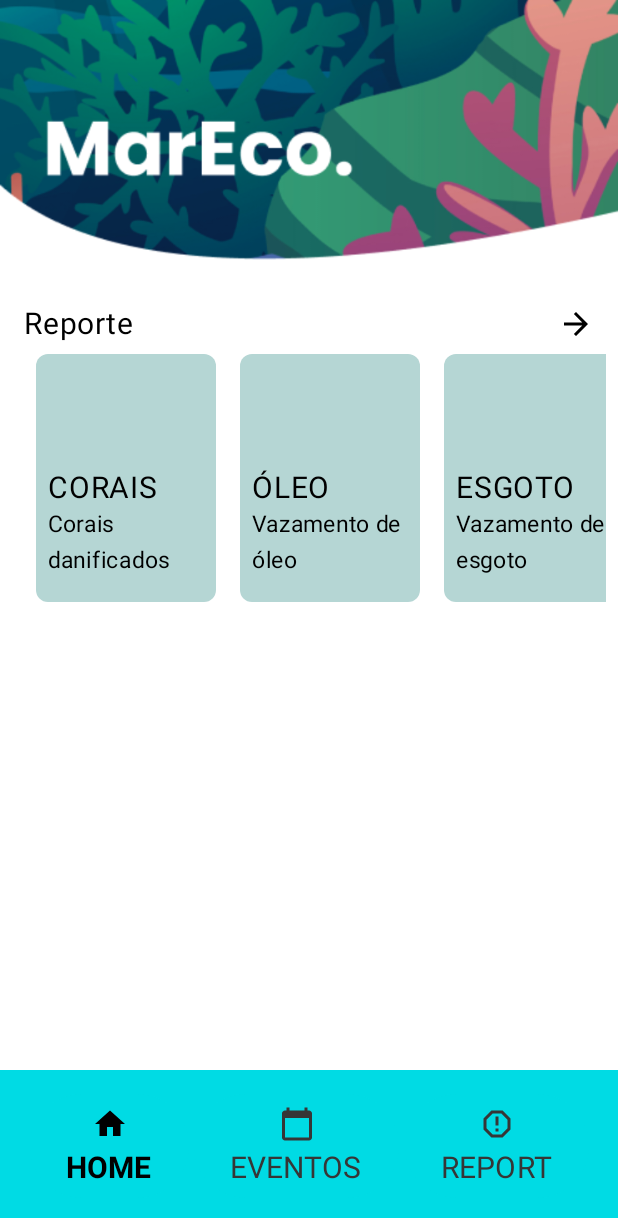
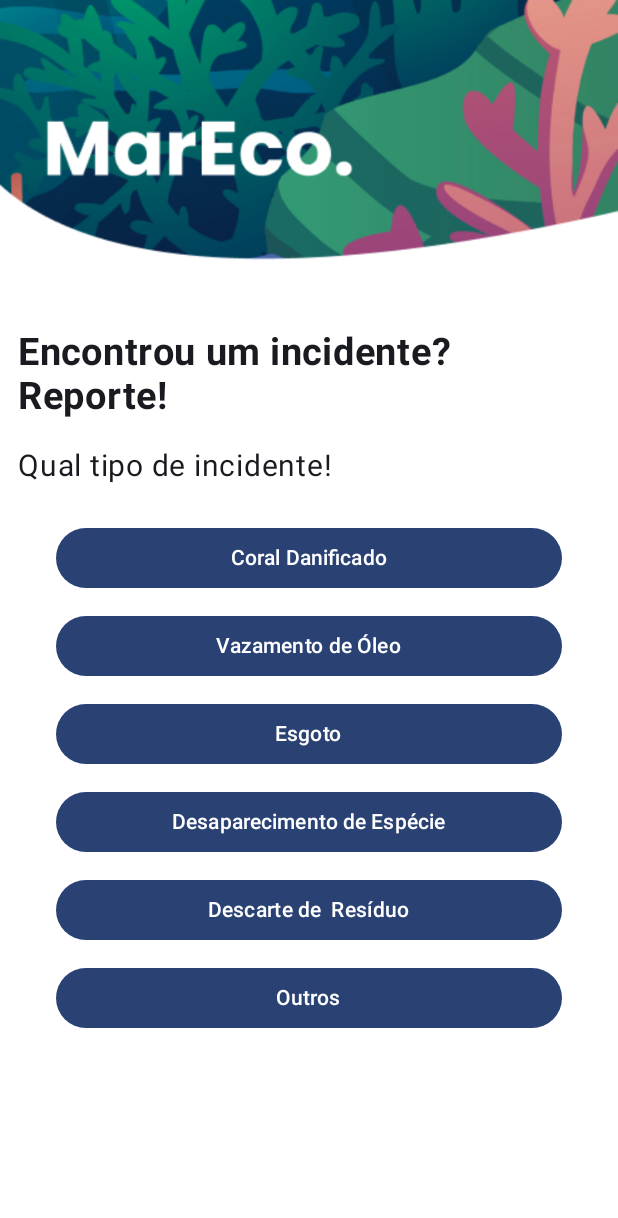
Before and after one commit to schin0/MarEco, an Android app built with Jetpack Compose: the HomeScreen screen opened through its navigation route, after a tap on "REPORT", on a phone screen of 412 x 824 dp. Shown: the top 1218 px of the screen. Run offline under Robolectric (Android 15) with nearby library versions, the phone set to English and light mode, and no system bars.

Commit message:
Adicionar alterações para telas de reporte

```diff
--- a/frontend/app/build.gradle.kts
+++ b/frontend/app/build.gradle.kts
@@ -78,6 +78,8 @@ dependencies {
     implementation(libs.retrofit)
     implementation(libs.converter.gson)
     implementation(libs.gson)
+
+    implementation(libs.logging.interceptor)
 }
 
 secrets {
--- a/frontend/app/src/main/AndroidManifest.xml
+++ b/frontend/app/src/main/AndroidManifest.xml
@@ -3,6 +3,7 @@
     xmlns:tools="http://schemas.android.com/tools">
 
     <application
+        android:usesCleartextTraffic="true"
         android:allowBackup="true"
         android:dataExtractionRules="@xml/data_extraction_rules"
         android:fullBackupContent="@xml/backup_rules"
@@ -34,6 +35,8 @@
             android:value="@integer/google_play_services_version" />
     </application>
 
+    <uses-permission android:name="android.permission.INTERNET"/>
+    <uses-permission android:name="android.permission.ACCESS_NETWORK_STATE"/>
     <uses-permission android:name="android.permission.ACCESS_FINE_LOCATION"/>
 
 </manifest>
--- a/frontend/app/src/main/java/br/com/fiap/mareco/MainActivity.kt
+++ b/frontend/app/src/main/java/br/com/fiap/mareco/MainActivity.kt
@@ -11,13 +11,13 @@ import androidx.compose.ui.res.colorResource
 import androidx.navigation.compose.NavHost
 import androidx.navigation.compose.composable
 import androidx.navigation.compose.rememberNavController
+import br.com.fiap.mareco.screens.CoralReporteScreen
 import br.com.fiap.mareco.screens.DetalhesEventoScreen
 import br.com.fiap.mareco.screens.EventosScreen
 import br.com.fiap.mareco.screens.HomeScreen
 import br.com.fiap.mareco.screens.LoginScreen
 import br.com.fiap.mareco.screens.RegistroScreen
-import br.com.fiap.mareco.screens.registros.EmpresaScreen
-import br.com.fiap.mareco.screens.registros.OrganizadorScreen
+import br.com.fiap.mareco.screens.ReporteInicialScreen
 import br.com.fiap.mareco.screens.registros.VoluntarioScreen
 import br.com.fiap.mareco.ui.theme.MarEcoTheme
 
@@ -51,12 +51,12 @@ class MainActivity : ComponentActivity() {
                             VoluntarioScreen(navController)
                         }
 
-                        composable("registro/organizador") {
-                            OrganizadorScreen()
+                        composable("report") {
+                            ReporteInicialScreen(navController)
                         }
 
-                        composable("registro/empresa") {
-                            EmpresaScreen()
+                        composable("report/coral") {
+                            CoralReporteScreen(navController)
                         }
 
                         composable("home") {
--- /dev/null
+++ b/frontend/app/src/main/java/br/com/fiap/mareco/screens/ReporteInicialScreen.kt
@@ -0,0 +1,173 @@
+package br.com.fiap.mareco.screens
+
+import androidx.compose.foundation.Image
+import androidx.compose.foundation.background
+import androidx.compose.foundation.layout.Arrangement
+import androidx.compose.foundation.layout.Column
+import androidx.compose.foundation.layout.Row
+import androidx.compose.foundation.layout.fillMaxSize
+import androidx.compose.foundation.layout.fillMaxWidth
+import androidx.compose.foundation.layout.padding
+import androidx.compose.material3.Button
+import androidx.compose.material3.ButtonDefaults
+import androidx.compose.material3.Text
+import androidx.compose.runtime.Composable
+import androidx.compose.ui.Alignment
+import androidx.compose.ui.Modifier
+import androidx.compose.ui.graphics.Color
+import androidx.compose.ui.layout.ContentScale
+import androidx.compose.ui.res.painterResource
+import androidx.compose.ui.text.font.FontWeight
+import androidx.compose.ui.text.style.TextAlign
+import androidx.compose.ui.unit.dp
+import androidx.compose.ui.unit.sp
+import androidx.navigation.NavController
+import br.com.fiap.mareco.R
+
+@Composable
+fun ReporteInicialScreen(navController: NavController) {
+    Column(
+        modifier = Modifier
+            .fillMaxSize()
+            .background(color = Color.White)
+    ) {
+        Row(
+            modifier = Modifier.fillMaxWidth(),
+            verticalAlignment = Alignment.CenterVertically,
+            horizontalArrangement = Arrangement.SpaceEvenly
+        ) {
+            Column(
+                modifier = Modifier.fillMaxWidth(),
+                verticalArrangement = Arrangement.Center
+            ) {
+                Image(
+                    painter = painterResource(R.drawable.fundohome),
+                    contentDescription = "Fundo",
+                    modifier = Modifier
+                        .fillMaxWidth(),
+                    contentScale = ContentScale.FillWidth
+                )
+            }
+        }
+
+        Column(
+            modifier = Modifier
+                .fillMaxWidth()
+                .padding(vertical = 16.dp)
+                .padding(horizontal = 12.dp),
+        ) {
+            Text(
+                modifier = Modifier
+                    .fillMaxWidth(),
+                text = "Encontrou um incidente?",
+                textAlign = TextAlign.Start,
+                fontSize = 25.sp,
+                fontWeight = FontWeight.Bold
+            )
+            Text(
+                modifier = Modifier.fillMaxWidth(),
+                text = "Reporte!",
+                textAlign = TextAlign.Start,
+                fontSize = 25.sp,
+                fontWeight = FontWeight.Bold
+            )
+            Text(
+                modifier = Modifier
+                    .fillMaxWidth()
+                    .padding(vertical = 20.dp),
+                text = "Qual tipo de incidente!",
+                textAlign = TextAlign.Start,
+                fontSize = 20.sp
+            )
+            Column {
+                Button(
+                    modifier = Modifier
+                        .fillMaxWidth()
+                        .padding(horizontal = 25.dp)
+                        .padding(vertical = 5.dp),
+                    onClick = {
+                        navController.navigate("report/coral")
+                    },
+                    colors = ButtonDefaults.buttonColors(
+                        contentColor = Color.White
+                    )
+                ) {
+                    Text(
+                        text = "Coral Danificado"
+                    )
+                }
+                Button(
+                    modifier = Modifier
+                        .fillMaxWidth()
+                        .padding(horizontal = 25.dp)
+                        .padding(vertical = 5.dp),
+                    onClick = {},
+                    colors = ButtonDefaults.buttonColors(
+                        contentColor = Color.White
+                    )
+                ) {
+                    Text(
+                        text = "Vazamento de Óleo"
+                    )
+                }
+                Button(
+                    modifier = Modifier
+                        .fillMaxWidth()
+                        .padding(horizontal = 25.dp)
+                        .padding(vertical = 5.dp),
+                    onClick = {},
+                    colors = ButtonDefaults.buttonColors(
+                        contentColor = Color.White
+                    )
+                ) {
+                    Text(
+                        text = "Esgoto"
+                    )
+                }
+                Button(
+                    modifier = Modifier
+                        .fillMaxWidth()
+                        .padding(horizontal = 25.dp)
+                        .padding(vertical = 5.dp),
+                    onClick = {},
+                    colors = ButtonDefaults.buttonColors(
+                        contentColor = Color.White
+                    )
+                ) {
+                    Text(
+                        text = "Desaparecimento de Espécie"
+                    )
+                }
+                Button(
+                    modifier = Modifier
+                        .fillMaxWidth()
+                        .padding(horizontal = 25.dp)
+                        .padding(vertical = 5.dp),
+                    onClick = {},
+                    colors = ButtonDefaults.buttonColors(
+                        contentColor = Color.White
+                    )
+                ) {
+                    Text(
+                        text = "Descarte de  Resíduo"
+                    )
+                }
+                Button(
+                    modifier = Modifier
+                        .fillMaxWidth()
+                        .padding(horizontal = 25.dp)
+                        .padding(vertical = 5.dp),
+                    onClick = {},
+                    colors = ButtonDefaults.buttonColors(
+                        contentColor = Color.White
+                    )
+                ) {
+                    Text(
+                        text = "Outros"
+                    )
+                }
+            }
+        }
+    }
+
+}
--- a/frontend/gradle/libs.versions.toml
+++ b/frontend/gradle/libs.versions.toml
@@ -8,6 +8,7 @@ espressoCore = "3.5.1"
 lifecycleRuntimeKtx = "2.7.0"
 activityCompose = "1.9.0"
 composeBom = "2023.08.00"
+loggingInterceptor = "4.12.0"
 mapsComposeVersion = "4.4.1"
 navigationCompose = "2.7.7"
 playServicesMaps = "18.2.0"
@@ -31,6 +32,7 @@ androidx-ui-test-manifest = { group = "androidx.compose.ui", name = "ui-test-man
 androidx-ui-test-junit4 = { group = "androidx.compose.ui", name = "ui-test-junit4" }
 androidx-material3 = { group = "androidx.compose.material3", name = "material3" }
 androidx-navigation-compose = { group = "androidx.navigation", name = "navigation-compose", version.ref = "navigationCompose" }
+logging-interceptor = { module = "com.squareup.okhttp3:logging-interceptor", version.ref = "loggingInterceptor" }
 maps-compose = { module = "com.google.maps.android:maps-compose", version.ref = "mapsComposeVersion" }
 maps-compose-utils = { module = "com.google.maps.android:maps-compose-utils", version.ref = "mapsComposeVersion" }
 maps-compose-widgets = { module = "com.google.maps.android:maps-compose-widgets", version.ref = "mapsComposeVersion" }
```
Also changed, not shown: frontend/app/src/main/java/br/com/fiap/mareco/factories/RetrofitFactoryReporte.kt (added, +29 -0 lines), frontend/app/src/main/java/br/com/fiap/mareco/model/Reporte.kt (added, +7 -0 lines), frontend/app/src/main/java/br/com/fiap/mareco/screens/CoralReporteScreen.kt (added, +195 -0 lines), frontend/app/src/main/java/br/com/fiap/mareco/screens/registros/EmpresaScreen.kt (deleted, +0 -7 lines), frontend/app/src/main/java/br/com/fiap/mareco/screens/registros/OrganizadorScreen.kt (deleted, +0 -8 lines), frontend/app/src/main/java/br/com/fiap/mareco/services/MensagemService.kt (+8 -0 lines), frontend/app/src/main/java/br/com/fiap/mareco/services/interfaces/ReporteService.kt (added, +14 -0 lines).
